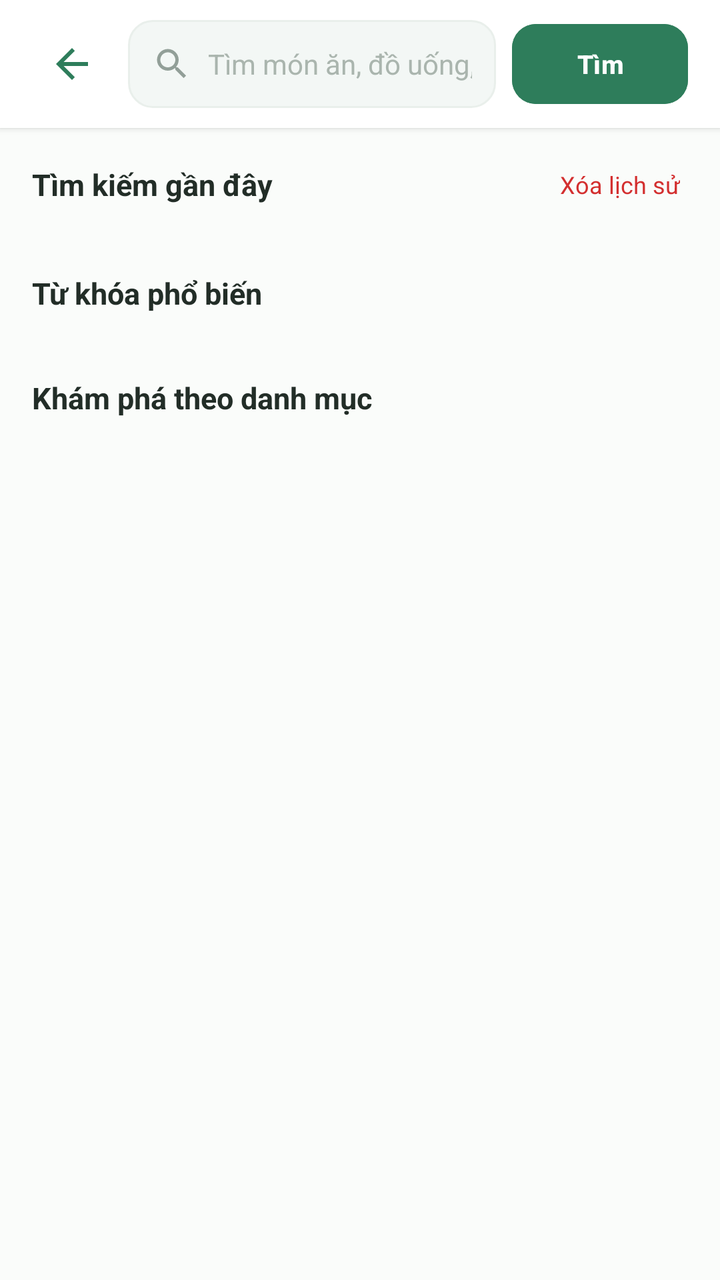
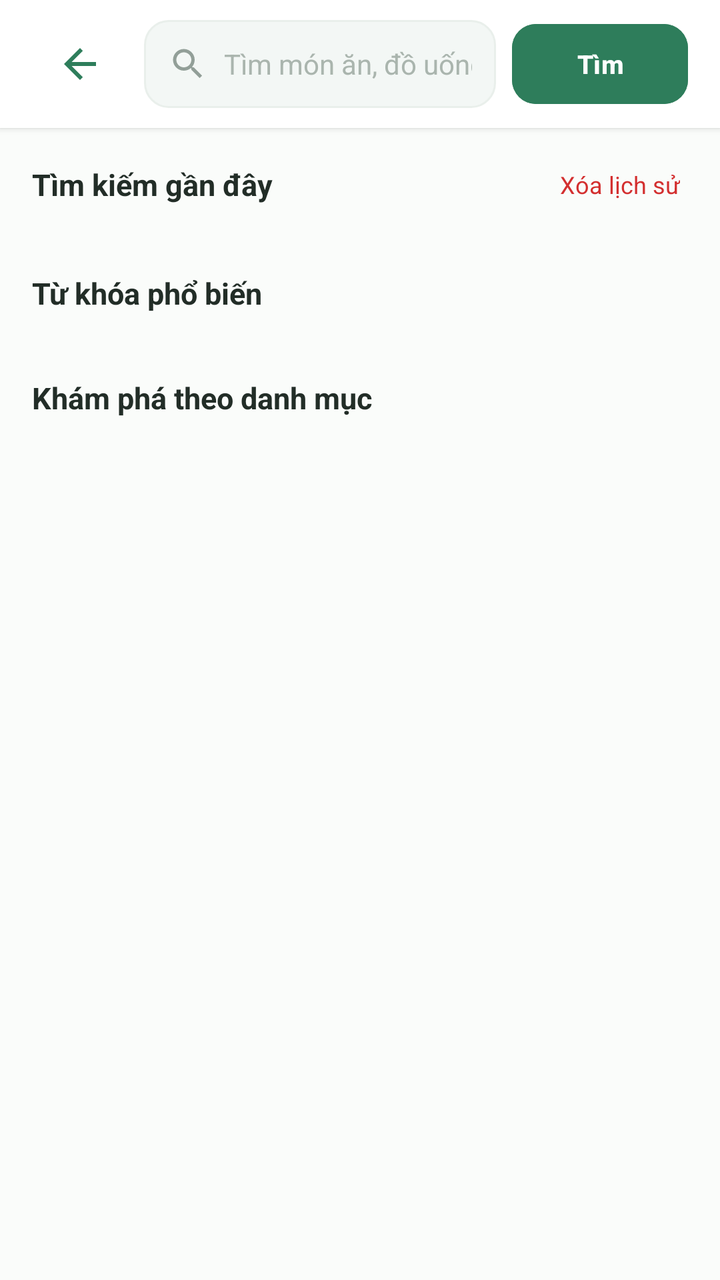

The first picture is an Android layout as it rendered before a commit; the second is the same layout after the commit. The layout source and the unified diff follow.
<!-- AndroidManifest.xml: application theme Theme.VietTable -->
<!-- res/layout/fragment_search.xml -->
<?xml version="1.0" encoding="utf-8"?>
<LinearLayout
    xmlns:android="http://schemas.android.com/apk/res/android"
    xmlns:app="http://schemas.android.com/apk/res-auto"
    android:layout_width="match_parent"
    android:layout_height="match_parent"
    android:background="@color/bg_cream"
    android:orientation="vertical">

    
    <LinearLayout
        android:layout_width="match_parent"
        android:layout_height="wrap_content"
        android:minHeight="64dp"
        android:tag="safe_top"
        android:background="@color/surface"
        android:elevation="2dp"
        android:gravity="center_vertical"
        android:orientation="horizontal"
        android:paddingHorizontal="16dp">

        <ImageButton
            android:id="@+id/btnBack"
            android:layout_width="40dp"
            android:layout_height="40dp"
            android:background="?attr/selectableItemBackgroundBorderless"
            android:src="@drawable/ic_back"
            app:tint="@color/primary" />

        <LinearLayout
            android:layout_width="0dp"
            android:layout_height="44dp"
            android:layout_marginStart="8dp"
            android:layout_weight="1"
            android:background="@drawable/bg_search_input"
            android:gravity="center_vertical"
            android:orientation="horizontal"
            android:paddingHorizontal="12dp">

            <ImageView
                android:layout_width="20dp"
                android:layout_height="20dp"
                android:src="@drawable/ic_search"
                app:tint="@color/text_tertiary" />

            <EditText
                android:id="@+id/etSearchQuery"
                android:layout_width="0dp"
                android:layout_height="match_parent"
                android:layout_marginStart="8dp"
                android:layout_weight="1"
                android:background="@null"
                android:hint="@string/home_search_hint"
                android:imeOptions="actionSearch"
                android:inputType="text"
                android:textColor="@color/text_primary"
                android:textColorHint="@color/text_hint"
                android:textSize="14sp" />

            <ImageButton
                android:id="@+id/btnClearQuery"
                android:layout_width="32dp"
                android:layout_height="32dp"
                android:background="?attr/selectableItemBackgroundBorderless"
                android:src="@drawable/ic_close"
                android:visibility="gone"
                app:tint="@color/text_tertiary" />
        </LinearLayout>

        <com.google.android.material.button.MaterialButton
            android:id="@+id/btnDoSearch"
            style="@style/Widget.VietTable.Button.Primary"
            android:layout_width="wrap_content"
            android:layout_height="40dp"
            android:layout_marginStart="8dp"
            android:insetTop="0dp"
            android:insetBottom="0dp"
            android:paddingHorizontal="14dp"
            android:text="Tìm"
            android:textSize="13sp" />
    </LinearLayout>

    <ScrollView
        android:layout_width="match_parent"
        android:layout_height="match_parent"
        android:fillViewport="true">

        <LinearLayout
            android:layout_width="match_parent"
            android:layout_height="wrap_content"
            android:orientation="vertical"
            android:padding="16dp">

            
            <LinearLayout
                android:layout_width="match_parent"
                android:layout_height="wrap_content"
                android:gravity="center_vertical"
                android:orientation="horizontal">

                <TextView
                    android:layout_width="0dp"
                    android:layout_height="wrap_content"
                    android:layout_weight="1"
                    android:text="Tìm kiếm gần đây"
                    android:textColor="@color/text_primary"
                    android:textSize="15sp"
                    android:textStyle="bold" />

                <TextView
                    android:id="@+id/btnClearHistory"
                    android:layout_width="wrap_content"
                    android:layout_height="wrap_content"
                    android:padding="4dp"
                    android:text="Xóa lịch sử"
                    android:textColor="@color/semantic_error"
                    android:textSize="12sp" />
            </LinearLayout>

            
            <com.google.android.material.chip.ChipGroup
                android:id="@+id/chipGroupRecent"
                android:layout_width="match_parent"
                android:layout_height="wrap_content"
                android:layout_marginTop="8dp" />

            
            <TextView
                android:layout_width="match_parent"
                android:layout_height="wrap_content"
                android:layout_marginTop="24dp"
                android:text="Từ khóa phổ biến"
                android:textColor="@color/text_primary"
                android:textSize="15sp"
                android:textStyle="bold" />

            
            <com.google.android.material.chip.ChipGroup
                android:id="@+id/chipGroupPopular"
                android:layout_width="match_parent"
                android:layout_height="wrap_content"
                android:layout_marginTop="8dp" />

            
            <TextView
                android:layout_width="match_parent"
                android:layout_height="wrap_content"
                android:layout_marginTop="24dp"
                android:text="Khám phá theo danh mục"
                android:textColor="@color/text_primary"
                android:textSize="15sp"
                android:textStyle="bold" />

            <com.google.android.material.chip.ChipGroup
                android:id="@+id/chipGroupCategories"
                android:layout_width="match_parent"
                android:layout_height="wrap_content"
                android:layout_marginTop="8dp" />

        </LinearLayout>
    </ScrollView>

</LinearLayout>
<!-- resources referenced by this layout -->
<resources>
  <color name="bg_cream">#FAFCFA</color>
  <color name="primary">#2E7D5B</color>
  <color name="semantic_error">#D32F2F</color>
  <color name="surface">#FFFFFF</color>
  <color name="text_hint">#AAB5AE</color>
  <color name="text_primary">#222D27</color>
  <color name="text_tertiary">#929F98</color>
  <string name="home_search_hint">Tìm món ăn, đồ uống, combo...</string>
  <style name="Theme.VietTable" parent="Base.Theme.VietTable" />
  <color name="surface_variant">#F3F7F5</color>
  <color name="divider">#E9EFEB</color>
  <dimen name="btn_height_primary">52dp</dimen>
  <dimen name="radius_medium">12dp</dimen>
  <style name="Base.Theme.VietTable" parent="Theme.Material3.Light.NoActionBar">
          
          <item name="colorPrimary">@color/primary</item>
          <item name="colorPrimaryDark">@color/primary_dark</item>
          <item name="colorOnPrimary">@color/on_primary</item>
          <item name="colorPrimaryContainer">@color/primary_container</item>
          <item name="colorOnPrimaryContainer">@color/on_primary_container</item>
  
          <item name="colorSecondary">@color/accent_gold</item>
          <item name="colorOnSecondary">@color/white</item>
          <item name="colorSecondaryContainer">@color/accent_gold_container</item>
          <item name="colorOnSecondaryContainer">@color/accent_gold_dark</item>
  
          <item name="android:colorBackground">@color/bg_cream</item>
          <item name="colorSurface">@color/surface</item>
          <item name="colorOnSurface">@color/text_primary</item>
          <item name="colorSurfaceVariant">@color/surface_variant</item>
  
          <item name="colorError">@color/semantic_error</item>
          <item name="colorOnError">@color/white</item>
  
          
          <item name="android:statusBarColor">@android:color/transparent</item>
          <item name="android:windowLightStatusBar">true</item>
          <item name="android:navigationBarColor">@android:color/transparent</item>
          <item name="android:windowLightNavigationBar">true</item>
  
          
          <item name="colorAccent">@color/primary</item>
          <item name="alertDialogTheme">@style/ThemeOverlay.VietTable.Dialog.Alert</item>
          <item name="materialAlertDialogTheme">@style/ThemeOverlay.VietTable.MaterialAlertDialog</item>
          <item name="buttonBarPositiveButtonStyle">@style/Widget.VietTable.Dialog.Button.Positive</item>
          <item name="buttonBarNegativeButtonStyle">@style/Widget.VietTable.Dialog.Button.Negative</item>
          <item name="buttonBarNeutralButtonStyle">@style/Widget.VietTable.Dialog.Button.Neutral</item>
          <item name="materialButtonStyle">@style/Widget.VietTable.Button.Primary</item>
          <item name="materialButtonOutlinedStyle">@style/Widget.VietTable.Button.Outlined</item>
          <item name="borderlessButtonStyle">@style/Widget.VietTable.Button.Text</item>
          <item name="materialCardViewStyle">@style/Widget.VietTable.Card</item>
          <item name="textInputStyle">@style/Widget.VietTable.TextInputLayout</item>
          <item name="toolbarStyle">@style/Widget.VietTable.Toolbar</item>
          <item name="bottomNavigationStyle">@style/Widget.VietTable.BottomNavigationView</item>
      </style>
  <dimen name="text_button">14sp</dimen>
  <color name="primary_dark">#24654A</color>
  <color name="on_primary">#FFFFFF</color>
  <color name="primary_container">#EEF7F2</color>
  <color name="on_primary_container">#1B4E38</color>
  <color name="accent_gold">#CCA862</color>
  <color name="white">#FFFFFFFF</color>
  <color name="accent_gold_container">#FAF5EB</color>
  <color name="accent_gold_dark">#9E7D33</color>
  <color name="text_secondary">#68766E</color>
  <color name="transparent">#00000000</color>
  <dimen name="radius_large">16dp</dimen>
  <dimen name="card_elevation">1.5dp</dimen>
  <dimen name="card_stroke_width">1dp</dimen>
  <!-- unchanged entries left out for length: 21 -->
</resources>

<!-- the commit's change to res/layout/fragment_search.xml (unified diff, before → after) -->
@@ -21,8 +21,9 @@
 
         <ImageButton
             android:id="@+id/btnBack"
-            android:layout_width="40dp"
-            android:layout_height="40dp"
+            android:layout_width="48dp"
+            android:layout_height="48dp"
+            android:contentDescription="@string/a11y_back"
             android:background="?attr/selectableItemBackgroundBorderless"
             android:src="@drawable/ic_back"
             app:tint="@color/primary" />
@@ -57,10 +58,11 @@
                 android:textColorHint="@color/text_hint"
                 android:textSize="14sp" />
 
-            <ImageButton
-                android:id="@+id/btnClearQuery"
-                android:layout_width="32dp"
-                android:layout_height="32dp"
+        <ImageButton
+            android:id="@+id/btnClearQuery"
+            android:layout_width="48dp"
+            android:layout_height="48dp"
+            android:contentDescription="@string/a11y_clear"
                 android:background="?attr/selectableItemBackgroundBorderless"
                 android:src="@drawable/ic_close"
                 android:visibility="gone"
<!-- resource entries referenced after the edit -->
@@ -7,6 +7,8 @@
   <color name="text_hint">#AAB5AE</color>
   <color name="text_primary">#222D27</color>
   <color name="text_tertiary">#929F98</color>
+  <string name="a11y_back">Quay lại</string>
+  <string name="a11y_clear">Xóa nội dung</string>
   <string name="home_search_hint">Tìm món ăn, đồ uống, combo...</string>
   <style name="Theme.VietTable" parent="Base.Theme.VietTable" />
   <color name="surface_variant">#F3F7F5</color>
@@ -38,7 +40,6 @@
           <item name="android:statusBarColor">@android:color/transparent</item>
           <item name="android:windowLightStatusBar">true</item>
           <item name="android:navigationBarColor">@android:color/transparent</item>
-          <item name="android:windowLightNavigationBar">true</item>
   
           
           <item name="colorAccent">@color/primary</item>
